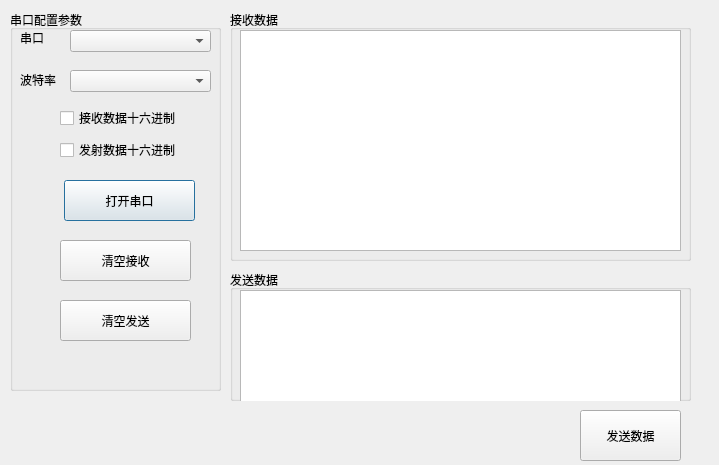
First picture: the form in SerialPortAssistant_lora-mesh/dialog.ui, repository westshellX/QtSerialPortSolution, before the edit.
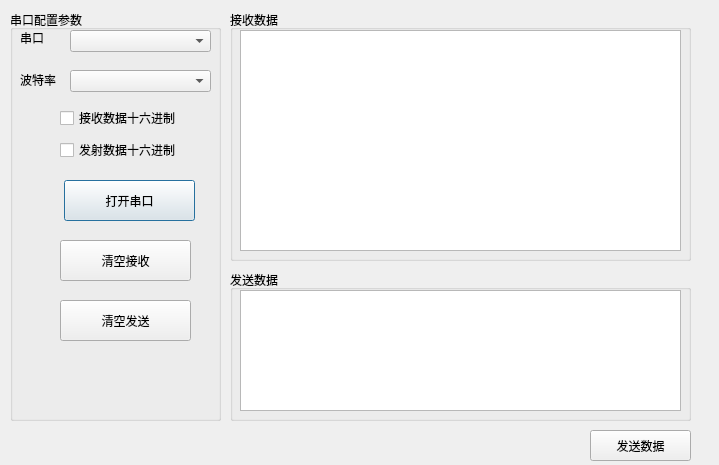
Second picture: the form after the edit.

Commit message: modify UI enable function, and no need maybe

The edit to the form file:
```diff
--- a/SerialPortAssistant_lora-mesh/dialog.ui
+++ b/SerialPortAssistant_lora-mesh/dialog.ui
@@ -19,7 +19,7 @@
      <x>10</x>
      <y>10</y>
      <width>211</width>
-     <height>381</height>
+     <height>411</height>
     </rect>
    </property>
    <property name="title">
@@ -143,7 +143,7 @@
      <x>230</x>
      <y>270</y>
      <width>461</width>
-     <height>131</height>
+     <height>151</height>
     </rect>
    </property>
    <property name="title">
@@ -186,10 +186,10 @@
   <widget class="QPushButton" name="pushButtonTxData">
    <property name="geometry">
     <rect>
-     <x>580</x>
-     <y>410</y>
+     <x>590</x>
+     <y>430</y>
      <width>101</width>
-     <height>51</height>
+     <height>31</height>
     </rect>
    </property>
    <property name="text">
```
The commit also changes 2 other files.
